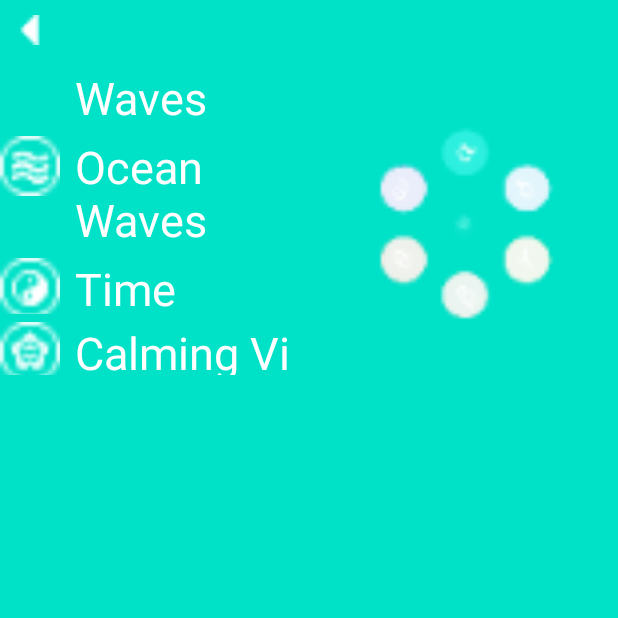
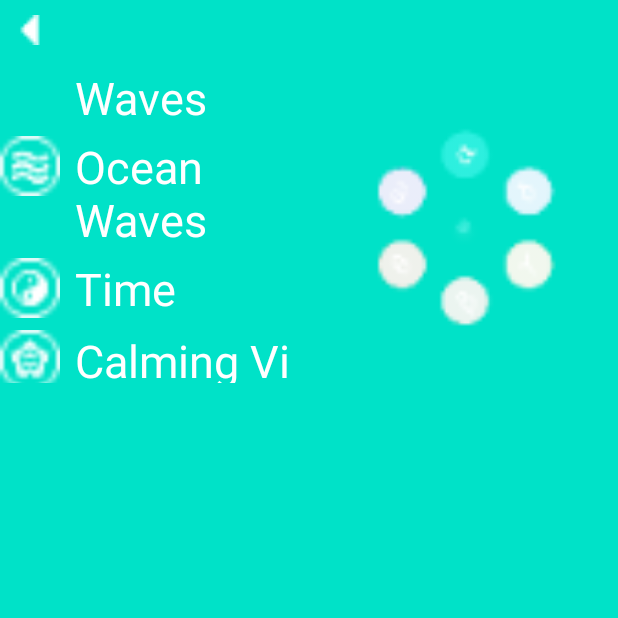
Before and after one commit to thirry/Fubiz, an Android app: the AlphaActivity screen opened directly, with no data from a screen before it, after a tap on an icon or button, on a phone screen of 412 x 824 dp, the top half of it. Run offline under Robolectric (Android 15) with nearby library versions, the phone set to English and light mode, and no system bars; 1 other tap on this screen came first.

Commit message:
update - 10/march

```diff
--- a/app/src/main/java/com/ev/gone/fubiz/Views/AlphaActivity.java
+++ b/app/src/main/java/com/ev/gone/fubiz/Views/AlphaActivity.java
@@ -1,8 +1,6 @@
 package com.ev.gone.fubiz.Views;
 
-import android.content.Context;
 import android.content.Intent;
-import android.media.AudioManager;
 import android.media.MediaPlayer;
 import android.os.Bundle;
 import android.support.v7.app.AppCompatActivity;
@@ -42,7 +40,7 @@ public class AlphaActivity extends AppCompatActivity {
     @Override
     protected void onCreate(Bundle savedInstanceState) {
         super.onCreate(savedInstanceState);
-        setContentView(R.layout.alpha_main);
+        setContentView(R.layout.activity_alpha_main);
 
         btn_backtohome = (Button) findViewById(R.id.backtohome);
         btn_backtohome.setOnClickListener(new View.OnClickListener() {
--- a/app/src/main/res/layout/alpha_main.xml
+++ b/app/src/main/res/layout/activity_alpha_main.xml
@@ -133,12 +133,16 @@
 
         </LinearLayout>
 
+        <android.support.v4.widget.Space
+            android:layout_width="match_parent"
+            android:layout_height="@dimen/activity_alpha_padding" />
+
 
         <LinearLayout
             android:layout_width="wrap_content"
             android:layout_height="wrap_content"
             android:layout_gravity="center"
-            android:layout_marginTop="50dp">
+            >
 
 
             <ImageView
--- a/app/src/main/res/layout/activity_alpha_setting.xml
+++ b/app/src/main/res/layout/activity_alpha_setting.xml
@@ -141,7 +141,7 @@
 
         <RelativeLayout
             android:layout_width="0dp"
-            android:layout_height="200dp"
+            android:layout_height="205dp"
             android:layout_columnWeight="1"
             android:layout_rowWeight="1"
             android:layout_toRightOf="@+id/mobile_list"
@@ -152,8 +152,8 @@
                 android:layout_height="wrap_content">
 
                 <ImageView
-                    android:layout_width="200dp"
-                    android:layout_height="200dp"
+                    android:layout_width="205dp"
+                    android:layout_height="205dp"
                     android:background="@mipmap/circle_setting_model"
                     android:scaleType="center" />
             </LinearLayout>
--- a/app/src/main/res/layout/activity_main.xml
+++ b/app/src/main/res/layout/activity_main.xml
@@ -21,8 +21,6 @@
             android:scaleX="1.5"
             android:scaleY="1.5"
             />
-
-
     </RelativeLayout>
 
 </RelativeLayout>
```
Also changed, not shown: app/src/main/res/layout/activity_rotate.xml (+0 -53 lines), app/src/main/res/values/dimens.xml (added, +60 -0 lines).
